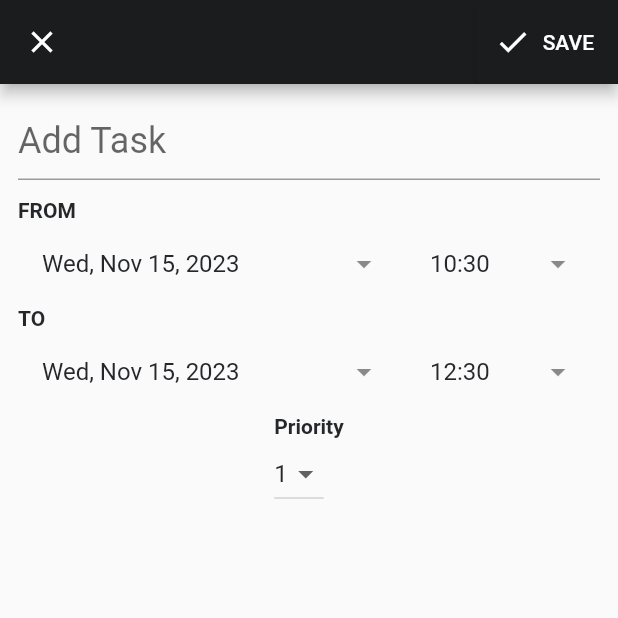
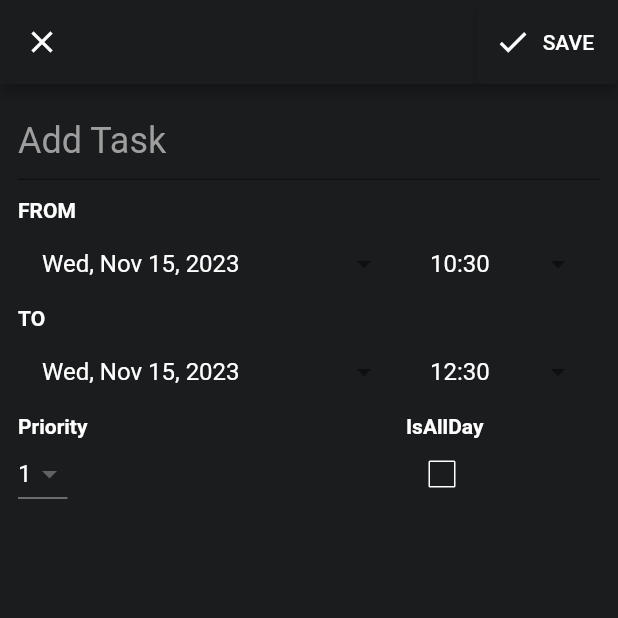
Before and after one commit to Lagrossa/COSC_4319, a Flutter app: the TaskEditingPage screen opened directly with empty values, on a phone screen of 412 x 824 dp, the top half of it. Run offline on Flutter 3.47's test engine with Material 2 defaults, Android fonts, the phone set to English and light mode, and no system bars; our stand-ins replace firebase_auth, firebase_core, flutter_heatmap_calendar, flutter_slidable, google_nav_bar, percent_indicator and 1 more; missing offline and left inert: flutterflow_ui; accounts and stored records are empty.

Commit message:
Updated Task page colors

```diff
--- a/lib/Features/task_page/model/task.dart
+++ b/lib/Features/task_page/model/task.dart
@@ -6,6 +6,7 @@ class Task{
   final DateTime to;
   final int priority;
   final Color backgroundColor;
+  final bool isAllDay;
 
   const Task({
    required this.taskName,
@@ -13,6 +14,7 @@ class Task{
     required this.to,
     required this.priority,
     required this.backgroundColor,
+    required this.isAllDay
   });
 
 }
--- a/lib/Features/task_page/model/task_data_source.dart
+++ b/lib/Features/task_page/model/task_data_source.dart
@@ -2,6 +2,7 @@ import 'package:addvisor/Features/task_page/model/task.dart';
 import 'package:flutter/material.dart';
 import 'package:syncfusion_flutter_calendar/calendar.dart';
 
+//this will translate the task objects to appointment objects that are used by sfcalendar
 class TaskDataSource extends CalendarDataSource{
   TaskDataSource(List<Task> source){
     appointments = source;
@@ -21,4 +22,6 @@ class TaskDataSource extends CalendarDataSource{
   @override
   Color getColor(int index) => getTask(index).backgroundColor;
 
+  @override
+  bool isAllDay(int index) => getTask(index).isAllDay;
 }
--- a/lib/Features/task_page/screens/task_editing_page.dart
+++ b/lib/Features/task_page/screens/task_editing_page.dart
@@ -25,6 +25,7 @@ class _TaskEditingPageState extends State<TaskEditingPage>{
   late int prior;
   var priorOptions = ['1','2','3','4','5'];
   late Color backGround;
+  late bool allDay;
 
   @override
   void initState() {
@@ -34,6 +35,8 @@ class _TaskEditingPageState extends State<TaskEditingPage>{
       fromDate = DateTime.now();
       toDate = DateTime.now().add(Duration(hours: 2));
       prior = 1;
+      backGround = Colors.blue;
+      allDay = false;
     }
   }
 
@@ -45,7 +48,7 @@ class _TaskEditingPageState extends State<TaskEditingPage>{
 
   @override
   Widget build(BuildContext context) => Scaffold(
-    //backgroundColor: ThemeColors.background,
+    backgroundColor: ThemeColors.background,
     appBar: AppBar(
       backgroundColor: ThemeColors.background,
       leading:  CloseButton(),
@@ -61,7 +64,7 @@ class _TaskEditingPageState extends State<TaskEditingPage>{
             buildTitle(),
             SizedBox(height: 12,),
             buildDateTimePickers(),
-            buildPrior(),
+            buildPriorAllDay(),
           ],
         ),
       ),
@@ -81,10 +84,11 @@ class _TaskEditingPageState extends State<TaskEditingPage>{
   ];
 
   Widget buildTitle() => TextFormField(
-    style: TextStyle(fontSize: 24),
+    style: TextStyle(fontSize: 24, color: Colors.white),
     decoration: InputDecoration(
       border: UnderlineInputBorder(),
       hintText: 'Add Task',
+      hintStyle: TextStyle(color: Colors.grey),
     ),
     onFieldSubmitted: (_) => saveForm(),
     validator: (title) =>
@@ -203,7 +207,7 @@ class _TaskEditingPageState extends State<TaskEditingPage>{
     required VoidCallback onClicked,
   }) =>
       ListTile(
-        title: Text(text),
+        title: Text(text, style: TextStyle(color: Colors.white),),
         trailing: Icon(Icons.arrow_drop_down),
         onTap: onClicked,
       );
@@ -215,23 +219,37 @@ class _TaskEditingPageState extends State<TaskEditingPage>{
       Column(
         crossAxisAlignment:  CrossAxisAlignment.start,
         children: [
-          Text(header, style: TextStyle(fontWeight: FontWeight.bold),),
+          Text(header, style: TextStyle(fontWeight: FontWeight.bold, color: Colors.white),),
           child,
         ],
       );
 
-  Widget buildPrior() => buildHeader(
-    header: 'Priority',
-    child: priorDropdown(),
+  Widget buildPriorAllDay() => Row(
+    children: [
+      Expanded(
+        flex: 2,
+        child: buildHeader(
+          header: 'Priority',
+          child: priorDropdown(),
+        ),
+      ),
+      Expanded(
+        child: buildHeader(
+          header: 'IsAllDay',
+          child: allDayCheck(),
+        ),
+      ),
+    ],
   );
 
   Widget priorDropdown() =>
     DropdownButton<int>(
       value: prior,
+      dropdownColor: ThemeColors.background,
       items: <int>[1,2,3,4,5].map((int menuPrior) {
         return DropdownMenuItem<int>(
           value: menuPrior,
-          child: Text(menuPrior.toString()),
+          child: Text(menuPrior.toString(), style: TextStyle(color: Colors.white),),
         );
       }).toList(),
       onChanged: (newPrior) {
@@ -239,6 +257,21 @@ class _TaskEditingPageState extends State<TaskEditingPage>{
           prior = newPrior!;
         });
       },
+    );
+
+  Widget allDayCheck() =>
+    Checkbox(
+      value: allDay,
+      checkColor: Colors.black,
+      activeColor: Colors.grey,
+      onChanged: (bool? boxValue) {
+        setState(() {
+          allDay = boxValue!;
+        });
+      },
+      side: BorderSide(
+        color: Colors.white,
+      ),
     );
 
   Future saveForm() async {
@@ -267,6 +300,7 @@ class _TaskEditingPageState extends State<TaskEditingPage>{
         to: toDate,
         priority: prior,
         backgroundColor: backGround,
+        isAllDay: allDay,
       );
 
       //would add here
```
Also changed, not shown: lib/Features/task_page/screens/task_screen.dart (+19 -1 lines).
